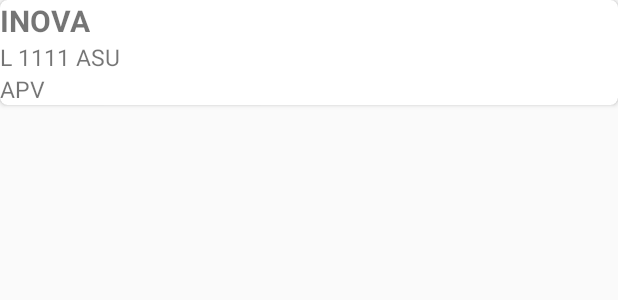
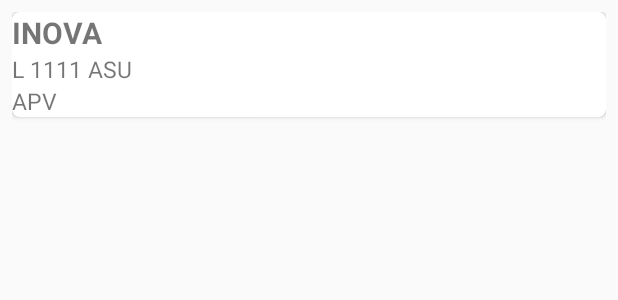
Before and after one commit to norkholis/TesTos, an Android app: the layout kendaraan_list.xml on its own in the app's theme, with its tools: preview values and no code run, on a phone screen of 412 x 824 dp. Shown: the top 300 px of the screen. Run offline under Robolectric (Android 15) with nearby library versions, the phone set to English and light mode, and no system bars.

```diff
--- a/app/src/main/java/com/example/norkholis/testtos/BaseApiService.java
+++ b/app/src/main/java/com/example/norkholis/testtos/BaseApiService.java
@@ -20,6 +20,6 @@ public interface BaseApiService {
     Call<ListUser>loginRequest(@Field("username")String username,
                                  @Field("password")String password);
 
-    @GET("kendaraan?_token")
-    Call <List<Kendaraan>>dataKendaraan(@Query("token")String token);
+    @GET("kendaraan")
+    Call <List<Kendaraan>>dataKendaraan(@Query("_token")String token);
 }
--- a/app/src/main/res/layout/kendaraan_list.xml
+++ b/app/src/main/res/layout/kendaraan_list.xml
@@ -1,11 +1,11 @@
 <?xml version="1.0" encoding="utf-8"?>
-<LinearLayout
+<RelativeLayout
     xmlns:android="http://schemas.android.com/apk/res/android"
     xmlns:app="http://schemas.android.com/apk/res-auto"
     xmlns:tools="http://schemas.android.com/tools"
     android:layout_width="match_parent"
     android:layout_height="match_parent"
-    android:orientation="vertical"
+    android:layout_margin="8dp"
     android:paddingBottom="10dp"
     android:id="@+id/kendaraanList">
     <android.support.v7.widget.CardView
@@ -13,7 +13,6 @@
         android:layout_height="wrap_content"
         app:cardCornerRadius="5dp"
         android:id="@+id/itemKendaraan"
-        android:padding="10dp"
         android:background="#c7ecee">
         <LinearLayout
             android:layout_width="match_parent"
@@ -41,4 +40,4 @@
         </LinearLayout>
     </android.support.v7.widget.CardView>
 
-</LinearLayout>
+</RelativeLayout>
```
Also changed, not shown: app/src/main/java/com/example/norkholis/testtos/MainActivity.java (+22 -0 lines).
